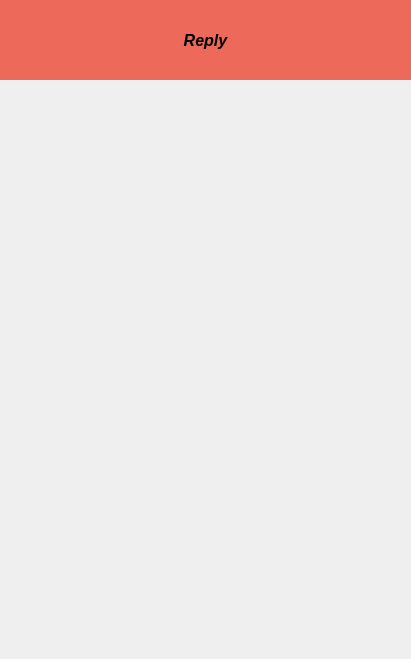
zhaoruowei/Pet_Social_Client_Qt, file reply.ui: the form before one commit.
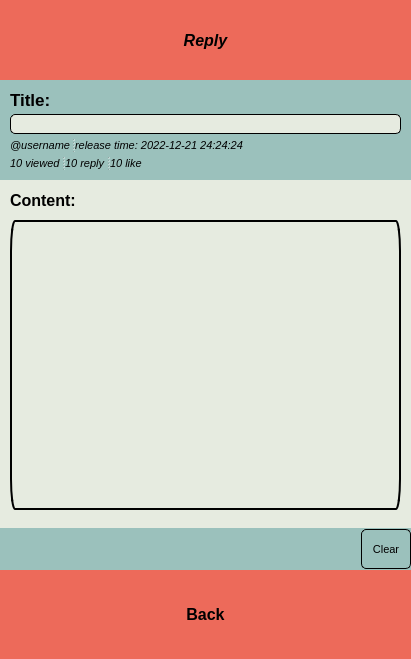
The form after the commit. Icons and pictures are not drawn.

The edit to the form file:
```diff
--- a/reply.ui
+++ b/reply.ui
@@ -53,6 +53,403 @@
     </size>
    </property>
   </widget>
+  <widget class="QWidget" name="footnav" native="true">
+   <property name="geometry">
+    <rect>
+     <x>0</x>
+     <y>570</y>
+     <width>411</width>
+     <height>89</height>
+    </rect>
+   </property>
+   <property name="sizePolicy">
+    <sizepolicy hsizetype="Fixed" vsizetype="Fixed">
+     <horstretch>0</horstretch>
+     <verstretch>0</verstretch>
+    </sizepolicy>
+   </property>
+   <property name="autoFillBackground">
+    <bool>false</bool>
+   </property>
+   <property name="styleSheet">
+    <string notr="true">background:#ed6a5a;</string>
+   </property>
+   <widget class="QPushButton" name="backBtn">
+    <property name="geometry">
+     <rect>
+      <x>150</x>
+      <y>0</y>
+      <width>111</width>
+      <height>89</height>
+     </rect>
+    </property>
+    <property name="sizePolicy">
+     <sizepolicy hsizetype="Minimum" vsizetype="Expanding">
+      <horstretch>0</horstretch>
+      <verstretch>0</verstretch>
+     </sizepolicy>
+    </property>
+    <property name="font">
+     <font>
+      <pointsize>12</pointsize>
+      <bold>true</bold>
+     </font>
+    </property>
+    <property name="styleSheet">
+     <string notr="true">border:0px;
+background:#ed6a5a;</string>
+    </property>
+    <property name="text">
+     <string>Back</string>
+    </property>
+    <property name="icon">
+     <iconset resource="res.qrc">
+      <normaloff>:/res/cancel_icon.png</normaloff>:/res/cancel_icon.png</iconset>
+    </property>
+    <property name="iconSize">
+     <size>
+      <width>50</width>
+      <height>50</height>
+     </size>
+    </property>
+    <property name="checkable">
+     <bool>true</bool>
+    </property>
+   </widget>
+  </widget>
+  <widget class="QWidget" name="restitlewidget" native="true">
+   <property name="geometry">
+    <rect>
+     <x>0</x>
+     <y>80</y>
+     <width>411</width>
+     <height>100</height>
+    </rect>
+   </property>
+   <property name="sizePolicy">
+    <sizepolicy hsizetype="Fixed" vsizetype="Preferred">
+     <horstretch>0</horstretch>
+     <verstretch>0</verstretch>
+    </sizepolicy>
+   </property>
+   <property name="minimumSize">
+    <size>
+     <width>411</width>
+     <height>100</height>
+    </size>
+   </property>
+   <property name="maximumSize">
+    <size>
+     <width>411</width>
+     <height>100</height>
+    </size>
+   </property>
+   <property name="styleSheet">
+    <string notr="true">border:0px;
+background:#9bc1bc;
+</string>
+   </property>
+   <layout class="QFormLayout" name="formLayout">
+    <property name="horizontalSpacing">
+     <number>0</number>
+    </property>
+    <property name="verticalSpacing">
+     <number>5</number>
+    </property>
+    <property name="leftMargin">
+     <number>10</number>
+    </property>
+    <property name="topMargin">
+     <number>10</number>
+    </property>
+    <property name="rightMargin">
+     <number>10</number>
+    </property>
+    <property name="bottomMargin">
+     <number>10</number>
+    </property>
+    <item row="0" column="0">
+     <widget class="QLabel" name="headtitlelabel">
+      <property name="font">
+       <font>
+        <pointsize>13</pointsize>
+        <bold>true</bold>
+       </font>
+      </property>
+      <property name="text">
+       <string>Title: </string>
+      </property>
+     </widget>
+    </item>
+    <item row="2" column="0">
+     <widget class="QSplitter" name="splitter_2">
+      <property name="orientation">
+       <enum>Qt::Horizontal</enum>
+      </property>
+      <widget class="QLabel" name="headusernamelabel">
+       <property name="sizePolicy">
+        <sizepolicy hsizetype="Expanding" vsizetype="Preferred">
+         <horstretch>0</horstretch>
+         <verstretch>0</verstretch>
+        </sizepolicy>
+       </property>
+       <property name="font">
+        <font>
+         <pointsize>8</pointsize>
+         <italic>true</italic>
+        </font>
+       </property>
+       <property name="text">
+        <string>@username</string>
+       </property>
+      </widget>
+      <widget class="QLabel" name="headtimelabel">
+       <property name="sizePolicy">
+        <sizepolicy hsizetype="Expanding" vsizetype="Preferred">
+         <horstretch>0</horstretch>
+         <verstretch>0</verstretch>
+        </sizepolicy>
+       </property>
+       <property name="font">
+        <font>
+         <pointsize>8</pointsize>
+         <italic>true</italic>
+        </font>
+       </property>
+       <property name="text">
+        <string>release time: 2022-12-21 24:24:24</string>
+       </property>
+      </widget>
+     </widget>
+    </item>
+    <item row="3" column="0">
+     <widget class="QSplitter" name="splitter">
+      <property name="orientation">
+       <enum>Qt::Horizontal</enum>
+      </property>
+      <widget class="QLabel" name="headviewedlabel">
+       <property name="sizePolicy">
+        <sizepolicy hsizetype="Expanding" vsizetype="Preferred">
+         <horstretch>0</horstretch>
+         <verstretch>0</verstretch>
+        </sizepolicy>
+       </property>
+       <property name="font">
+        <font>
+         <pointsize>8</pointsize>
+         <italic>true</italic>
+        </font>
+       </property>
+       <property name="text">
+        <string>10 viewed</string>
+       </property>
+      </widget>
+      <widget class="QLabel" name="headreplylabel">
+       <property name="sizePolicy">
+        <sizepolicy hsizetype="Expanding" vsizetype="Preferred">
+         <horstretch>0</horstretch>
+         <verstretch>0</verstretch>
+        </sizepolicy>
+       </property>
+       <property name="font">
+        <font>
+         <pointsize>8</pointsize>
+         <italic>true</italic>
+        </font>
+       </property>
+       <property name="text">
+        <string>10 reply</string>
+       </property>
+      </widget>
+      <widget class="QLabel" name="headlikelabel">
+       <property name="sizePolicy">
+        <sizepolicy hsizetype="Expanding" vsizetype="Preferred">
+         <horstretch>0</horstretch>
+         <verstretch>0</verstretch>
+        </sizepolicy>
+       </property>
+       <property name="font">
+        <font>
+         <pointsize>8</pointsize>
+         <italic>true</italic>
+        </font>
+       </property>
+       <property name="text">
+        <string>10 like</string>
+       </property>
+      </widget>
+     </widget>
+    </item>
+    <item row="1" column="0" colspan="2">
+     <widget class="QLineEdit" name="headtitleedit">
+      <property name="font">
+       <font>
+        <pointsize>13</pointsize>
+        <bold>true</bold>
+       </font>
+      </property>
+      <property name="styleSheet">
+       <string notr="true">border: 1px solid;
+border-radius: 5px;
+background-color: rgb(230, 235, 224);</string>
+      </property>
+     </widget>
+    </item>
+   </layout>
+  </widget>
+  <widget class="QWidget" name="widget" native="true">
+   <property name="geometry">
+    <rect>
+     <x>0</x>
+     <y>180</y>
+     <width>411</width>
+     <height>348</height>
+    </rect>
+   </property>
+   <property name="styleSheet">
+    <string notr="true">background-color: rgb(230, 235, 224);</string>
+   </property>
+   <widget class="QLabel" name="label">
+    <property name="geometry">
+     <rect>
+      <x>10</x>
+      <y>10</y>
+      <width>91</width>
+      <height>20</height>
+     </rect>
+    </property>
+    <property name="font">
+     <font>
+      <pointsize>12</pointsize>
+      <bold>true</bold>
+     </font>
+    </property>
+    <property name="text">
+     <string>Content:</string>
+    </property>
+   </widget>
+   <widget class="QTextEdit" name="textEdit">
+    <property name="geometry">
+     <rect>
+      <x>10</x>
+      <y>40</y>
+      <width>391</width>
+      <height>290</height>
+     </rect>
+    </property>
+    <property name="font">
+     <font>
+      <pointsize>11</pointsize>
+     </font>
+    </property>
+    <property name="styleSheet">
+     <string notr="true">border: 2px solid;
+border-radius: 5px groove gray;
+background-color: rgb(230, 235, 224);</string>
+    </property>
+   </widget>
+  </widget>
+  <widget class="QWidget" name="btnwidget" native="true">
+   <property name="geometry">
+    <rect>
+     <x>0</x>
+     <y>528</y>
+     <width>411</width>
+     <height>42</height>
+    </rect>
+   </property>
+   <property name="sizePolicy">
+    <sizepolicy hsizetype="Fixed" vsizetype="Fixed">
+     <horstretch>0</horstretch>
+     <verstretch>0</verstretch>
+    </sizepolicy>
+   </property>
+   <property name="minimumSize">
+    <size>
+     <width>411</width>
+     <height>42</height>
+    </size>
+   </property>
+   <property name="maximumSize">
+    <size>
+     <width>411</width>
+     <height>42</height>
+    </size>
+   </property>
+   <property name="styleSheet">
+    <string notr="true">background-color: rgb(155, 193, 188);
+border: 0px;</string>
+   </property>
+   <layout class="QHBoxLayout" name="horizontalLayout" stretch="0,40">
+    <property name="spacing">
+     <number>2</number>
+    </property>
+    <property name="topMargin">
+     <number>0</number>
+    </property>
+    <property name="bottomMargin">
+     <number>0</number>
+    </property>
+    <item>
+     <spacer name="horizontalSpacer">
+      <property name="orientation">
+       <enum>Qt::Horizontal</enum>
+      </property>
+      <property name="sizeHint" stdset="0">
+       <size>
+        <width>134</width>
+        <height>20</height>
+       </size>
+      </property>
+     </spacer>
+    </item>
+    <item>
+     <widget class="QToolButton" name="clearBtn">
+      <property name="sizePolicy">
+       <sizepolicy hsizetype="Preferred" vsizetype="Preferred">
+        <horstretch>0</horstretch>
+        <verstretch>0</verstretch>
+       </sizepolicy>
+      </property>
+      <property name="minimumSize">
+       <size>
+        <width>40</width>
+        <height>40</height>
+       </size>
+      </property>
+      <property name="maximumSize">
+       <size>
+        <width>50</width>
+        <height>40</height>
+       </size>
+      </property>
+      <property name="font">
+       <font>
+        <pointsize>8</pointsize>
+       </font>
+      </property>
+      <property name="styleSheet">
+       <string notr="true">border-radius: 5px;
+background-color: rgb(155, 193, 188);
+border: 1px solid;</string>
+      </property>
+      <property name="text">
+       <string>Clear</string>
+      </property>
+      <property name="icon">
+       <iconset resource="res.qrc">
+        <normaloff>:/res/delete_icon.png</normaloff>:/res/delete_icon.png</iconset>
+      </property>
+      <property name="popupMode">
+       <enum>QToolButton::InstantPopup</enum>
+      </property>
+      <property name="toolButtonStyle">
+       <enum>Qt::ToolButtonTextUnderIcon</enum>
+      </property>
+     </widget>
+    </item>
+   </layout>
+  </widget>
  </widget>
  <resources>
   <include location="res.qrc"/>
```
